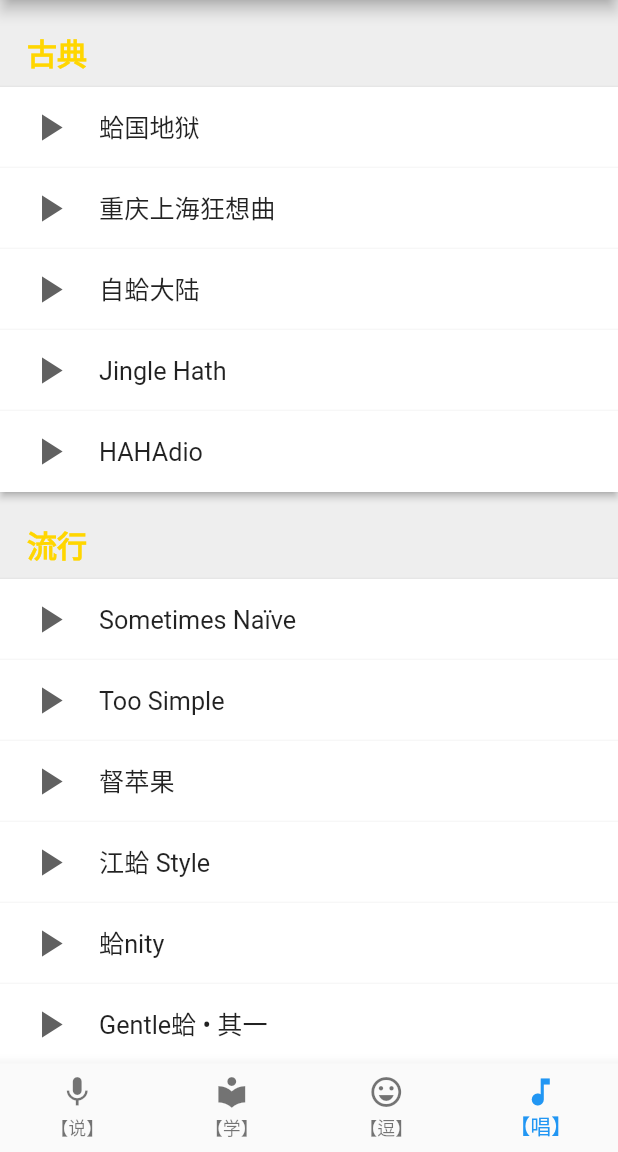
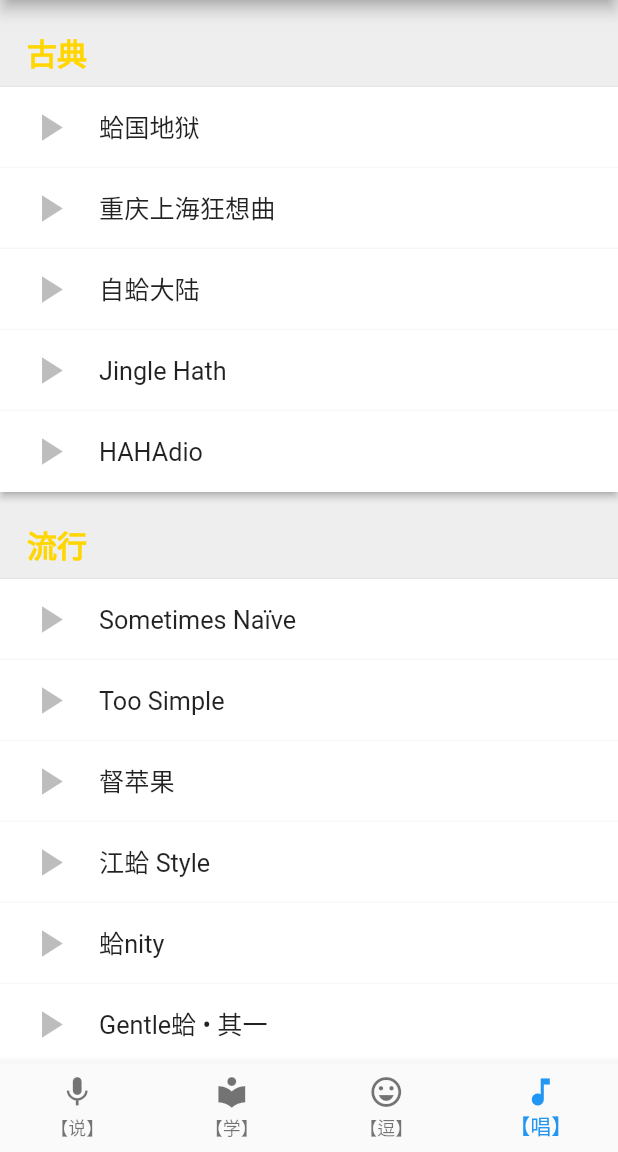
Before and after one commit to naco-siren/mogicians-manual, a Flutter app: the screen it shows after launch, item 4 of the bottom bar chosen, on a phone screen of 412 x 824 dp, the part 84-1236 px from its top. Run offline on Flutter 3.47's test engine with Material 2 defaults, Android fonts, the phone set to English and light mode, and no system bars; our stand-ins replace fluttertoast; missing offline and left inert: clipboard_manager, esys_flutter_share.

Commit message:
Reformatted several source files. Updated the color for audio play control icons.

```diff
--- a/app/lib/main.dart
+++ b/app/lib/main.dart
@@ -19,6 +19,5 @@ class MyApp extends StatelessWidget {
   }
 }
 
-
 bool isTabletLayout(BuildContext context) =>
     MediaQuery.of(context).size.shortestSide >= 600;
--- a/app/lib/ui/list_tiles.dart
+++ b/app/lib/ui/list_tiles.dart
@@ -219,19 +219,16 @@ class _MusicTileState extends State<MusicTile> {
       );
 
   Widget _playControl(AudioStatus status) {
-    IconData iconData;
     switch (status) {
       case AudioStatus.STOPPED:
-        iconData = Icons.play_arrow;
-        break;
+        return Icon(Icons.play_arrow, size: 30, color: Colors.grey.shade400);
       case AudioStatus.RESUMED:
-        iconData = Icons.pause_circle_filled;
-        break;
+        return Icon(Icons.pause_circle_filled, size: 30, color: Colors.grey.shade700);
       case AudioStatus.PAUSED:
-        iconData = Icons.play_circle_filled;
-        break;
+        return Icon(Icons.play_circle_filled, size: 30, color: Colors.grey.shade700);
+      default:
+        throw Exception("Invalid audio status!");
     }
-    return Icon(iconData, size: 30, color: Colors.grey.shade700);
   }
 
   void _onTapped() {
--- a/app/lib/ui/tabs.dart
+++ b/app/lib/ui/tabs.dart
@@ -40,8 +40,7 @@ abstract class BaseTab extends StatelessWidget {
     }
   }
 
-  Widget _musicItemBuilder(
-      ListItem item, int index, ItemTapCallback callback) {
+  Widget _musicItemBuilder(ListItem item, int index, ItemTapCallback callback) {
     if (item is MusicItem) {
       return MusicTile(item, index, callback);
     } else {
```
Also changed, not shown: app/lib/data/data_importer.dart (+3 -6 lines), app/lib/data/list_items.dart (+7 -6 lines), app/lib/data/models.dart (+4 -5 lines).
